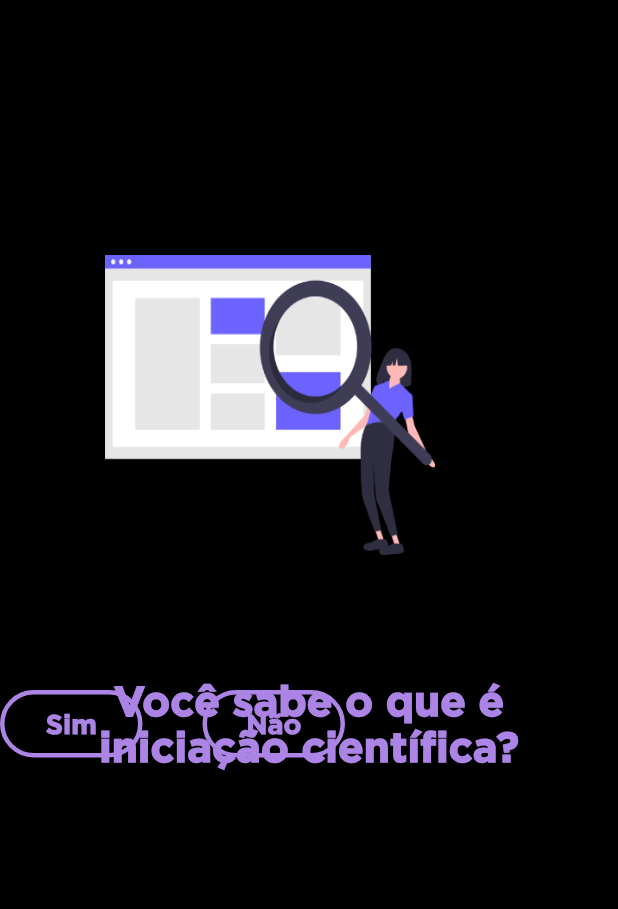
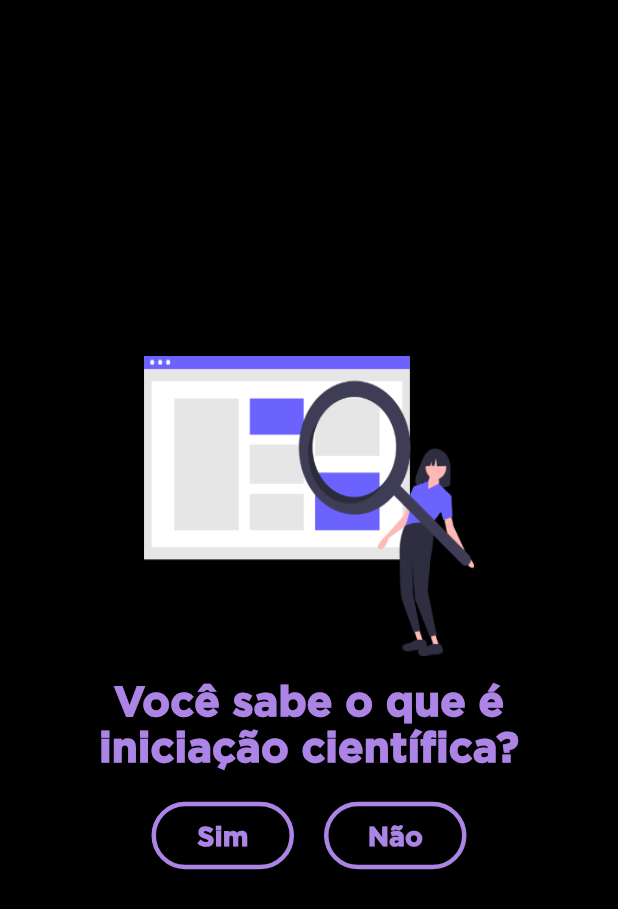
Before and after one commit to guilhermenakazato/Genius, a Flutter app: the SabeIniciacao screen opened directly, on a phone screen of 412 x 824 dp. Shown: the top 909 px of the screen. Run offline on Flutter 3.47's test engine with Material 2 defaults, Android fonts, the phone set to English and light mode, and no system bars; our stand-ins replace animated_text_kit, curved_navigation_bar, email_validator, flutter_progress_hud, flutter_spinkit, get_storage and 1 more; missing offline and left inert: http_interceptor; accounts and stored records are empty.

Commit message:
Trabalhando na responsividade do app

```diff
--- a/frontend/lib/components/button_wrap.dart
+++ b/frontend/lib/components/button_wrap.dart
@@ -26,10 +26,10 @@ class ButtonWrap extends StatelessWidget {
 
     return Wrap(
       alignment: WrapAlignment.center,
+      spacing: 20,
+      runSpacing: 10,
       children: [
-        Padding(
-          padding: const EdgeInsets.only(right: 20.0),
-          child: Button(
+        Button(
           width: width,
           text: textSim,
           onClick: () {
@@ -39,10 +39,7 @@ class ButtonWrap extends StatelessWidget {
             navigator.navigate(context, simScreen);
           },
         ),
-        ),
-        Padding(
-          padding: const EdgeInsets.only(left: 20.0),
-          child: Button(
+        Button(
           width: width,
           text: textNao,
           onClick: () {
@@ -50,7 +47,6 @@ class ButtonWrap extends StatelessWidget {
             navigator.navigate(context, naoScreen);
           },
         ),
-        ),
       ],
     );
   }
--- a/frontend/lib/screens/sabe_iniciacao.dart
+++ b/frontend/lib/screens/sabe_iniciacao.dart
@@ -9,11 +9,14 @@ class SabeIniciacao extends StatelessWidget {
     return Scaffold(
       backgroundColor: const Color(0xff000000),
       body: Transform.translate(
-        offset: Offset(0, 70),
+        offset: Offset(0,70),
         child: Stack(
           children: <Widget>[
-            Transform.translate(
-              offset: Offset(70, 100),
+            Positioned(
+              child: Padding(
+                padding: const EdgeInsets.only(bottom: 290.0),
+                child: Align(
+                  alignment: FractionalOffset.center,
                   child: Container(
                     width: 220.0,
                     height: 200.0,
@@ -25,7 +28,11 @@ class SabeIniciacao extends StatelessWidget {
                     ),
                   ),
                 ),
-            Center(
+              ),
+            ),
+            Positioned(
+              child: Align(
+                alignment: FractionalOffset.center,
                 child: Text(
                   "Você sabe o que é\niniciação científica?",
                   style: TextStyle(
@@ -37,11 +44,17 @@ class SabeIniciacao extends StatelessWidget {
                   textAlign: TextAlign.center,
                 ),
               ),
-            Transform.translate(
-              offset: Offset(0, 390),
+            ),
+            Positioned(
+              child: Padding(
+                padding: const EdgeInsets.only(top: 150.0),
+                child: Align(
+                  alignment: FractionalOffset.center,
                   child: ButtonWrap(
                     simScreen: CadastroIntro(),
                     naoScreen: IniciacaoCientifica(),
+                  ),
+                ),
               ),
             ),
           ],
--- a/frontend/lib/screens/signup/cadastro_type.dart
+++ b/frontend/lib/screens/signup/cadastro_type.dart
@@ -14,7 +14,8 @@ class CadastroType extends StatelessWidget {
   Widget build(BuildContext context) {
     return Scaffold(
       backgroundColor: Colors.black,
-      body: Column(
+      body: Align(
+        child: Column(
           mainAxisAlignment: MainAxisAlignment.center,
           children: <Widget>[
             Padding(
@@ -44,6 +45,7 @@ class CadastroType extends StatelessWidget {
             ),
           ],
         ),
+      ),
     );
   }
 }
```
Lines whose indentation alone changed are shown as unchanged.
